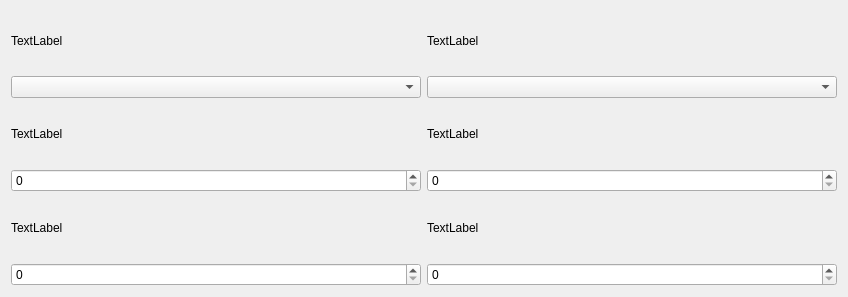
This is View/frontend/UI/frequency_spread.ui in FranciscoGauna/Microscopy-Program as Qt 5 draws it before an edit. The edited form follows.
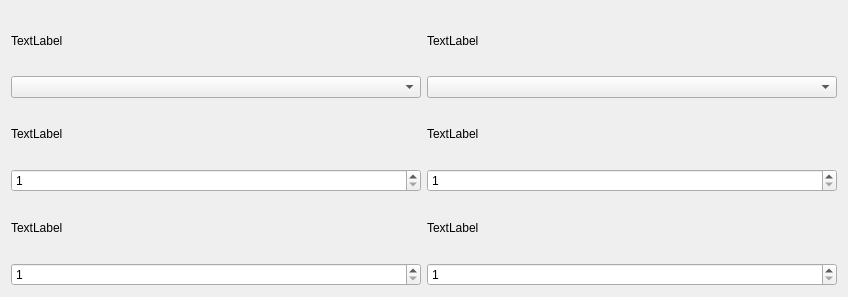
This is the edited form.

```diff
--- a/View/frontend/UI/frequency_spread.ui
+++ b/View/frontend/UI/frequency_spread.ui
@@ -36,7 +36,14 @@
         </widget>
        </item>
        <item>
-        <widget class="QSpinBox" name="freq_start_input"/>
+        <widget class="QSpinBox" name="freq_start_input">
+         <property name="minimum">
+          <number>1</number>
+         </property>
+         <property name="maximum">
+          <number>10000000</number>
+         </property>
+        </widget>
        </item>
        <item>
         <widget class="QLabel" name="freq_end_label">
@@ -46,7 +53,14 @@
         </widget>
        </item>
        <item>
-        <widget class="QSpinBox" name="freq_end_input"/>
+        <widget class="QSpinBox" name="freq_end_input">
+         <property name="minimum">
+          <number>1</number>
+         </property>
+         <property name="maximum">
+          <number>10000000</number>
+         </property>
+        </widget>
        </item>
       </layout>
      </item>
@@ -70,7 +84,14 @@
         </widget>
        </item>
        <item>
-        <widget class="QSpinBox" name="freq_amount_input"/>
+        <widget class="QSpinBox" name="freq_amount_input">
+         <property name="minimum">
+          <number>1</number>
+         </property>
+         <property name="maximum">
+          <number>1000</number>
+         </property>
+        </widget>
        </item>
        <item>
         <widget class="QLabel" name="repeat_n_label">
@@ -80,7 +101,14 @@
         </widget>
        </item>
        <item>
-        <widget class="QSpinBox" name="repeat_n_input"/>
+        <widget class="QSpinBox" name="repeat_n_input">
+         <property name="minimum">
+          <number>1</number>
+         </property>
+         <property name="maximum">
+          <number>1000</number>
+         </property>
+        </widget>
        </item>
       </layout>
      </item>
```
